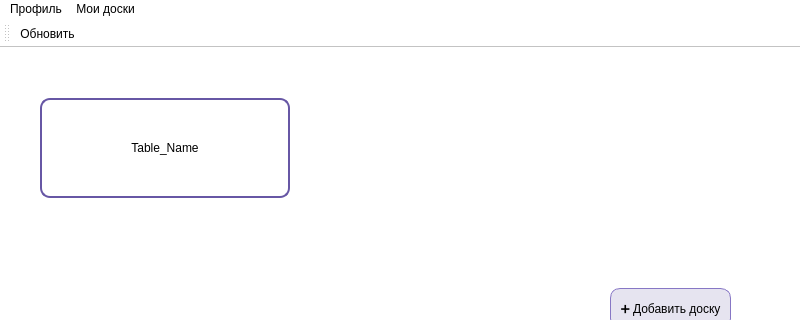
FREDY129053/Tasks-Table, file Users_Interfaces/main_window.ui: the form before one commit; both pictures show x 0 to 800 and y 0 to 320 of the 800 by 600 pixel window.
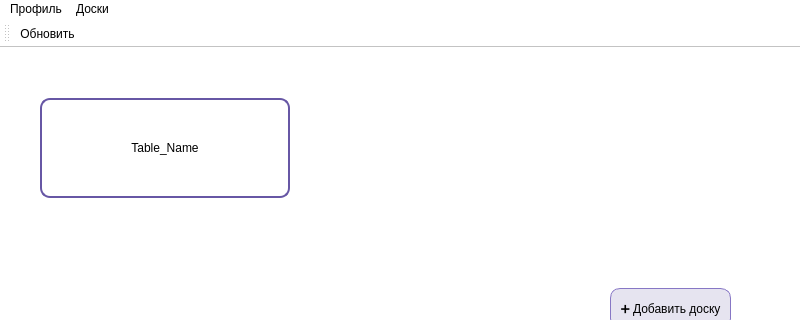
The form after the commit. Icons and pictures are not drawn.

Patch:
```diff
--- a/Users_Interfaces/main_window.ui
+++ b/Users_Interfaces/main_window.ui
@@ -240,7 +240,7 @@
    </widget>
    <widget class="QMenu" name="menu_2">
     <property name="title">
-     <string>Мои доски</string>
+     <string>Доски</string>
     </property>
     <addaction name="action_3"/>
     <addaction name="action_4"/>
```
Left out of the diff: 40 changed lines with no effect on the pictures.
